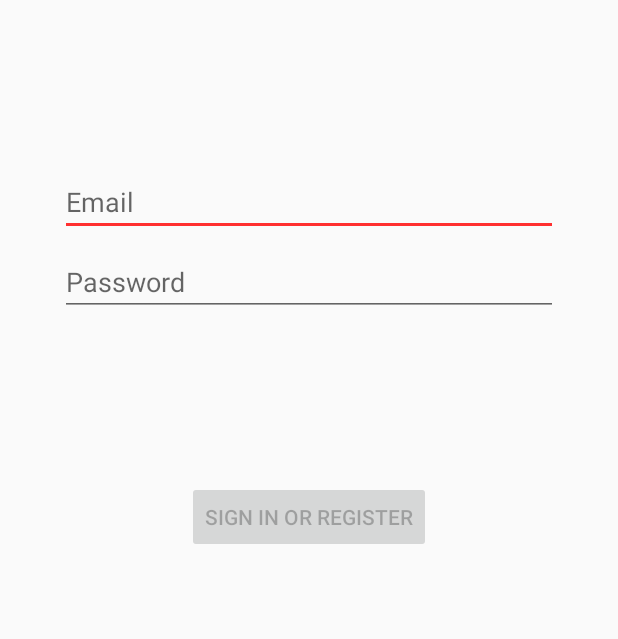
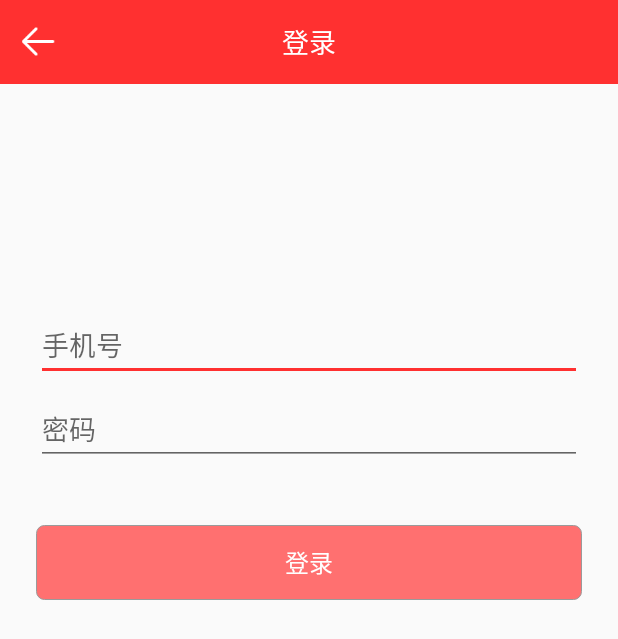
Before and after one commit to gdongxie/StcokKnowledge, an Android app: the layout activity_login.xml on its own in the app's theme, with its tools: preview values and no code run, on a phone screen of 412 x 824 dp. Shown: the top 639 px of the screen. Run offline under Robolectric (Android 15) with nearby library versions, the light colour scheme and no system bars; Roboto replaces fonts that are not available here.

Commit message:
提交代码

```diff
--- a/app/src/main/AndroidManifest.xml
+++ b/app/src/main/AndroidManifest.xml
@@ -10,9 +10,7 @@
         android:roundIcon="@mipmap/ic_launcher_round"
         android:supportsRtl="true"
         android:theme="@style/AppTheme">
-        <activity
-            android:name=".ui.login.ui.login.LoginActivity"
-            android:label="@string/title_activity_login" />
+        <activity android:name=".ui.login.ui.login.LoginActivity" />
         <activity android:name=".ui.activities.AgreementActivity" />
         <activity android:name=".ui.activities.SplashActivity">
             <intent-filter>
--- a/app/src/main/java/com/stock/knowledge/ui/login/ui/login/LoginActivity.java
+++ b/app/src/main/java/com/stock/knowledge/ui/login/ui/login/LoginActivity.java
@@ -2,6 +2,7 @@ package com.stock.knowledge.ui.login.ui.login;
 
 import android.app.Activity;
 
+import androidx.cardview.widget.CardView;
 import androidx.lifecycle.Observer;
 import androidx.lifecycle.ViewModelProviders;
 
@@ -23,15 +24,16 @@ import android.widget.TextView;
 import android.widget.Toast;
 
 import com.stock.knowledge.R;
+import com.stock.knowledge.base.BaseActivity;
 
-public class LoginActivity extends AppCompatActivity {
+public class LoginActivity extends BaseActivity {
 
     private LoginViewModel loginViewModel;
 
     @Override
     public void onCreate(Bundle savedInstanceState) {
         super.onCreate(savedInstanceState);
-        setContentView(R.layout.activity_login2);
+        setContentView(R.layout.activity_login);
         loginViewModel = ViewModelProviders.of(this, new LoginViewModelFactory())
                 .get(LoginViewModel.class);
 
@@ -47,6 +49,9 @@ public class LoginActivity extends AppCompatActivity {
                     return;
                 }
                 loginButton.setEnabled(loginFormState.isDataValid());
+                if (loginFormState.isDataValid()) {
+                    loginButton.setBackground(getDrawable(R.drawable.bg_login));
+                }
                 if (loginFormState.getUsernameError() != null) {
                     usernameEditText.setError(getString(loginFormState.getUsernameError()));
                 }
--- /dev/null
+++ b/app/src/main/res/drawable/bg_login.xml
@@ -0,0 +1,10 @@
+<?xml version="1.0" encoding="utf-8"?>
+<shape xmlns:android="http://schemas.android.com/apk/res/android">
+    <!--solid用以指定内部填充色-->
+    <solid android:color="@color/colorRed" />
+    <!--可以定义描边的宽度，颜色，虚实线等-->
+    <stroke
+        android:width="0.01dp"
+        android:color="@color/color_gray" />
+    <corners android:radius="5dp" />
+</shape>
--- /dev/null
+++ b/app/src/main/res/drawable/bg_login_ligth.xml
@@ -0,0 +1,10 @@
+<?xml version="1.0" encoding="utf-8"?>
+<shape xmlns:android="http://schemas.android.com/apk/res/android">
+    <!--solid用以指定内部填充色-->
+    <solid android:color="@color/colorRed_light" />
+    <!--可以定义描边的宽度，颜色，虚实线等-->
+    <stroke
+        android:width="0.01dp"
+        android:color="@color/color_gray" />
+    <corners android:radius="5dp" />
+</shape>
--- a/app/src/main/res/layout/activity_login.xml
+++ b/app/src/main/res/layout/activity_login.xml
@@ -1,28 +1,52 @@
 <?xml version="1.0" encoding="utf-8"?>
 <androidx.constraintlayout.widget.ConstraintLayout xmlns:android="http://schemas.android.com/apk/res/android"
     xmlns:app="http://schemas.android.com/apk/res-auto"
-    xmlns:tools="http://schemas.android.com/tools"
     android:id="@+id/container"
     android:layout_width="match_parent"
-    android:layout_height="match_parent"
-    android:paddingLeft="@dimen/activity_horizontal_margin"
-    android:paddingTop="@dimen/activity_vertical_margin"
-    android:paddingRight="@dimen/activity_horizontal_margin"
-    android:paddingBottom="@dimen/activity_vertical_margin">
+    android:layout_height="match_parent">
+
+
+    <RelativeLayout
+        android:id="@+id/rl_title"
+        android:layout_width="match_parent"
+        android:layout_height="?attr/actionBarSize"
+        android:background="@color/colorRed"
+        app:layout_constraintEnd_toEndOf="parent"
+        app:layout_constraintStart_toStartOf="parent"
+        app:layout_constraintTop_toTopOf="parent">
+
+        <ImageView
+            android:id="@+id/iv_back"
+            android:layout_width="30dp"
+            android:layout_height="30dp"
+            android:layout_centerVertical="true"
+            android:layout_marginStart="10dp"
+            android:src="@mipmap/back" />
+
+        <TextView
+            android:id="@+id/tv_title"
+            android:layout_width="wrap_content"
+            android:layout_height="wrap_content"
+            android:layout_centerInParent="true"
+            android:text="@string/title_activity_login"
+            android:textColor="@color/colorWhite"
+            android:textSize="18sp" />
+    </RelativeLayout>
 
     <EditText
         android:id="@+id/username"
         android:layout_width="0dp"
         android:layout_height="wrap_content"
         android:layout_marginStart="24dp"
-        android:layout_marginTop="96dp"
+        android:layout_marginTop="150dp"
         android:layout_marginEnd="24dp"
         android:hint="@string/prompt_email"
+        android:importantForAutofill="no"
         android:inputType="textEmailAddress"
         android:selectAllOnFocus="true"
         app:layout_constraintEnd_toEndOf="parent"
         app:layout_constraintStart_toStartOf="parent"
-        app:layout_constraintTop_toTopOf="parent" />
+        app:layout_constraintTop_toBottomOf="@id/rl_title" />
 
     <EditText
         android:id="@+id/password"
@@ -31,10 +55,10 @@
         android:layout_marginStart="24dp"
         android:layout_marginTop="8dp"
         android:layout_marginEnd="24dp"
-
         android:hint="@string/prompt_password"
         android:imeActionLabel="@string/action_sign_in_short"
         android:imeOptions="actionDone"
+        android:importantForAutofill="no"
         android:inputType="textPassword"
         android:selectAllOnFocus="true"
         app:layout_constraintEnd_toEndOf="parent"
@@ -42,21 +66,23 @@
         app:layout_constraintTop_toBottomOf="@+id/username" />
 
     <Button
+        android:textColor="@color/colorWhite"
         android:id="@+id/login"
-        android:layout_width="wrap_content"
-        android:layout_height="wrap_content"
-        android:layout_gravity="start"
-        android:layout_marginStart="48dp"
-        android:layout_marginTop="16dp"
-        android:layout_marginEnd="48dp"
+        android:layout_width="match_parent"
+        android:layout_height="50dp"
+        android:gravity="center"
+        android:layout_marginStart="24dp"
+        android:layout_marginEnd="24dp"
         android:layout_marginBottom="64dp"
         android:enabled="false"
         android:text="@string/action_sign_in"
+        android:textSize="16sp"
+        android:background="@drawable/bg_login_ligth"
         app:layout_constraintBottom_toBottomOf="parent"
         app:layout_constraintEnd_toEndOf="parent"
         app:layout_constraintStart_toStartOf="parent"
         app:layout_constraintTop_toBottomOf="@+id/password"
-        app:layout_constraintVertical_bias="0.2" />
+        app:layout_constraintVertical_bias="0.1" />
 
     <ProgressBar
         android:id="@+id/loading"
--- a/app/src/main/res/values/colors.xml
+++ b/app/src/main/res/values/colors.xml
@@ -7,6 +7,7 @@
     <color name="colorLoading">#F8F8FF</color>
     <color name="colorLoadingBackground">#cc111111</color>
     <color name="colorWhite">#FFFFFF</color>
+    <color name="colorRed_light">#FF7070</color>
     <color name="colorRed">#FF3030</color>
     <color name="color_black">#000000</color>
     <color name="color_gray">#9a9a9a</color>
--- a/app/src/main/res/values/strings.xml
+++ b/app/src/main/res/values/strings.xml
@@ -8,10 +8,10 @@
     <string name="users_note">用户须知</string>
     <string name="privacy_tips_key1">《用户协议》</string>
     <string name="privacy_tips_key2">《隐私政策》</string>
-    <string name="title_activity_login">Sign in</string>
-    <string name="prompt_email">Email</string>
-    <string name="prompt_password">Password</string>
-    <string name="action_sign_in">Sign in or register</string>
+    <string name="title_activity_login">登录</string>
+    <string name="prompt_email">手机号</string>
+    <string name="prompt_password">密码</string>
+    <string name="action_sign_in">登录</string>
     <string name="action_sign_in_short">Sign in</string>
     <string name="welcome">"Welcome !"</string>
     <string name="invalid_username">Not a valid username</string>
```
